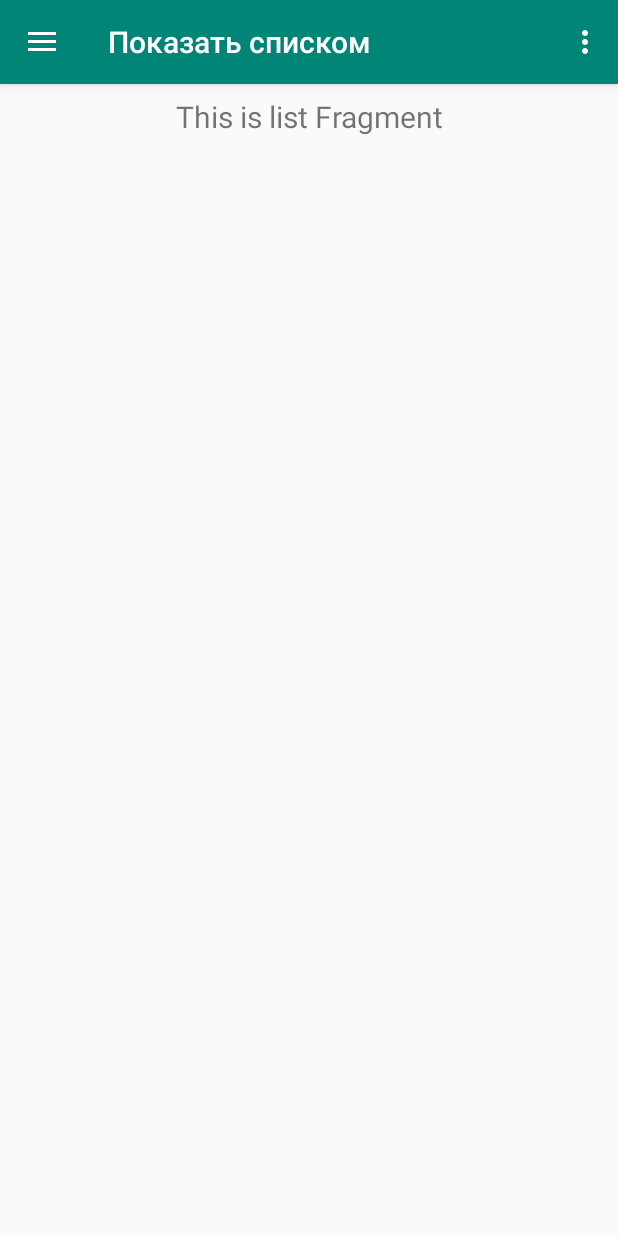
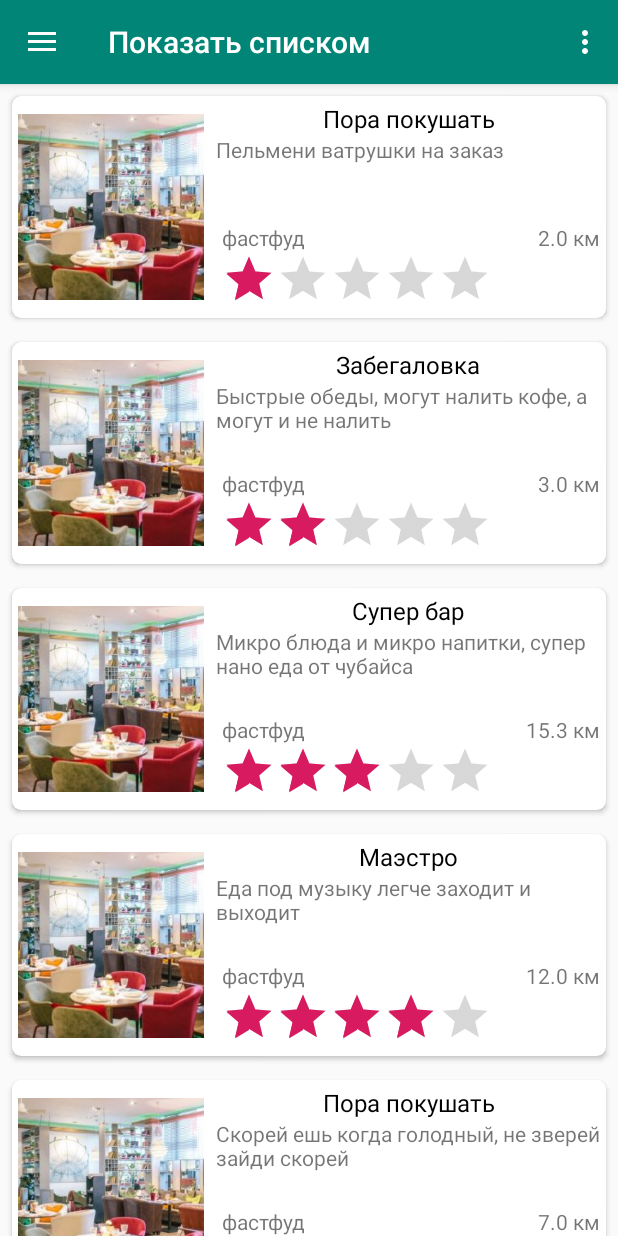
Before and after one commit to Kharin1986/CafeRatings, an Android app: the screen it shows after launch (MainActivity), in the side drawer, after a tap on "Показать списком", on a phone screen of 412 x 824 dp. Run offline under Robolectric (Android 15) with nearby library versions, the phone set to English and light mode, and no system bars; our stand-ins replace navigation-ui.

Commit message:
сделан список с карточками

```diff
--- /dev/null
+++ b/app/src/main/java/com/gb/rating/models/CafeItem.kt
@@ -0,0 +1,9 @@
+package com.gb.rating.models
+
+class CafeItem(
+    var img: Int,
+    var name: String = "",
+    var desc: String = "",
+    var rating: Int,
+    var distance: Double
+    )
--- /dev/null
+++ b/app/src/main/java/com/gb/rating/ui/list/ListAdapter.kt
@@ -0,0 +1,41 @@
+package com.gb.rating.ui.list
+
+import android.view.LayoutInflater
+import android.view.View
+import android.view.ViewGroup
+import androidx.recyclerview.widget.RecyclerView
+import com.gb.rating.R
+import com.gb.rating.models.CafeItem
+import kotlinx.android.synthetic.main.fragment_list_item.view.*
+
+class ListAdapter : RecyclerView.Adapter<ListAdapter.ListHolder>() {
+
+    private var cafeItems : List<CafeItem> = ArrayList()
+
+    override fun onCreateViewHolder(parent: ViewGroup, viewType: Int): ListHolder {
+        return ListHolder(LayoutInflater.from(parent.context).inflate(R.layout.fragment_list_item,
+            parent, false))
+    }
+
+    override fun getItemCount() = cafeItems.size
+
+    override fun onBindViewHolder(holder: ListHolder, position: Int) {
+        holder.bind(cafeItems[position])
+    }
+
+    fun refreshList(list : List<CafeItem>) {
+        this.cafeItems = list
+        notifyDataSetChanged()
+    }
+
+    class ListHolder(itemView: View) : RecyclerView.ViewHolder(itemView) {
+
+        fun bind (item: CafeItem) = with(itemView) {
+            nameCafe_FragmentList.text = item.name
+            descriptionCafe_FragmentList.text = item.desc
+            distanceToCafe_FragmentList.text = "${item.distance.toString()} км" //км нужно запихать в строковые ресурсы
+            ratingBar_FragmentList.progress = item.rating
+        }
+    }
+
+}
--- a/app/src/main/java/com/gb/rating/ui/list/ListFragment.kt
+++ b/app/src/main/java/com/gb/rating/ui/list/ListFragment.kt
@@ -4,30 +4,33 @@ import android.os.Bundle
 import android.view.LayoutInflater
 import android.view.View
 import android.view.ViewGroup
-import android.widget.TextView
 import androidx.fragment.app.Fragment
 import androidx.lifecycle.Observer
 import androidx.lifecycle.ViewModelProviders
+import androidx.recyclerview.widget.LinearLayoutManager
 import com.gb.rating.R
+import kotlinx.android.synthetic.main.fragment_list.*
 
 class ListFragment : Fragment() {
 
-    private lateinit var listViewModel: ListViewModel
+    private val listViewModel by lazy { ViewModelProviders.of(this).get(ListViewModel::class.java) }
 
     override fun onCreateView(
         inflater: LayoutInflater,
         container: ViewGroup?,
         savedInstanceState: Bundle?
     ): View? {
-        listViewModel =
-            ViewModelProviders.of(this).get(ListViewModel::class.java)
-        val root = inflater.inflate(R.layout.fragment_list, container, false)
-        val textView: TextView = root.findViewById(R.id.text_slideshow)
-        listViewModel.text.observe(this, Observer {
-            textView.text = it
-        })
-        return root
+        return inflater.inflate(R.layout.fragment_list, container, false)
     }
 
-    //test for commit
+    override fun onStart() {
+        super.onStart()
+        //инициализируем адаптер и присваеваем его списку
+        val adapter = ListAdapter()
+        cafeListRecycler_FragmentList?.layoutManager = LinearLayoutManager(activity)
+        cafeListRecycler_FragmentList?.adapter = adapter
+        listViewModel.getListCafe().observe(this, Observer {
+            it?.let { adapter.refreshList(it) }
+        })
+    }
 }
--- a/app/src/main/java/com/gb/rating/ui/list/ListViewModel.kt
+++ b/app/src/main/java/com/gb/rating/ui/list/ListViewModel.kt
@@ -1,13 +1,17 @@
 package com.gb.rating.ui.list
 
-import androidx.lifecycle.LiveData
 import androidx.lifecycle.MutableLiveData
 import androidx.lifecycle.ViewModel
+import com.gb.rating.models.CafeItem
 
 class ListViewModel : ViewModel() {
-//
-    private val _text = MutableLiveData<String>().apply {
-        value = "This is list Fragment"
+
+    var cafeList : MutableLiveData<List<CafeItem>> = MutableLiveData()
+
+    //инициализация списка с кафешками
+    init {
+        cafeList.value = TempCafeList.getCafeList()
     }
-    val text: LiveData<String> = _text
+
+    fun getListCafe() = cafeList
 }
--- /dev/null
+++ b/app/src/main/java/com/gb/rating/ui/list/TempCafeList.kt
@@ -0,0 +1,17 @@
+package com.gb.rating.ui.list
+
+import com.gb.rating.R
+import com.gb.rating.models.CafeItem
+
+object TempCafeList {
+
+    fun getCafeList() = listOf(
+        CafeItem(R.drawable.cafe, "Пора покушать", "Пельмени ватрушки на заказ", 1, 2.0),
+        CafeItem(R.drawable.cafe, "Забегаловка", "Быстрые обеды, могут налить кофе, а могут и не налить", 2, 3.0),
+        CafeItem(R.drawable.cafe, "Супер бар", "Микро блюда и микро напитки, супер нано еда от чубайса", 3, 15.3),
+        CafeItem(R.drawable.cafe, "Маэстро", "Еда под музыку легче заходит и выходит", 4, 12.0),
+        CafeItem(R.drawable.cafe, "Пора покушать", "Скорей ешь когда голодный, не зверей зайди скорей", 5, 7.0),
+        CafeItem(R.drawable.cafe, "Магнит", "Так и манит к нам поесть, у нас есть в котлете шерсть", 3, 18.0),
+        CafeItem(R.drawable.cafe, "Вилка ложка", "У нас не едят руками, вилки и ложки всегда в ниличии", 2, 7.0)
+    )
+}
--- a/app/src/main/res/layout/fragment_list.xml
+++ b/app/src/main/res/layout/fragment_list.xml
@@ -4,18 +4,9 @@
     android:layout_width="match_parent"
     android:layout_height="match_parent">
 
-    <TextView
-        android:id="@+id/text_slideshow"
+    <androidx.recyclerview.widget.RecyclerView
+        android:id="@+id/cafeListRecycler_FragmentList"
         android:layout_width="match_parent"
         android:layout_height="wrap_content"
-        android:layout_marginStart="8dp"
-        android:layout_marginTop="8dp"
-        android:layout_marginEnd="8dp"
-        android:textAlignment="center"
-        android:textSize="20sp"
-        app:layout_constraintEnd_toEndOf="parent"
-        app:layout_constraintStart_toStartOf="parent"
         app:layout_constraintTop_toTopOf="parent" />
-
-
 </androidx.constraintlayout.widget.ConstraintLayout>
--- a/app/src/main/res/layout/fragment_list_item.xml
+++ b/app/src/main/res/layout/fragment_list_item.xml
@@ -3,7 +3,7 @@
     xmlns:app="http://schemas.android.com/apk/res-auto"
     android:layout_width="match_parent"
     android:layout_height="wrap_content"
-    app:layout_constraintTop_toBottomOf="@id/text_slideshow"
+    app:layout_constraintTop_toTopOf="parent"
     app:layout_constraintStart_toStartOf="parent"
     app:layout_constraintEnd_toEndOf="parent"
     android:layout_margin="8dp"
```
